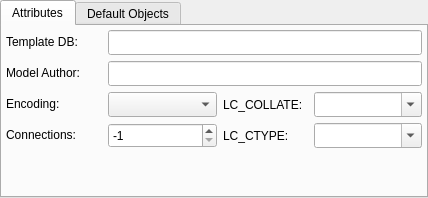
Qt form libpgmodeler_ui/ui/databasewidget.ui (pgmodeler/pgmodeler) before a commit.
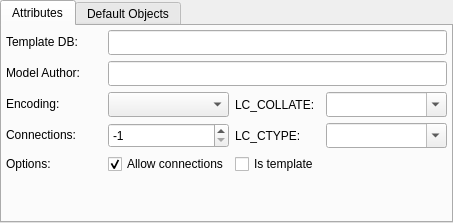
The same form after that commit.

Commit message:
Added support to IS_TEMPLATE and ALLOW_CONNECTIONS option in Database object.
Improved the reverse engineering and diff process to accept the new
attributes of database object

Patch:
```diff
--- a/libpgmodeler_ui/ui/databasewidget.ui
+++ b/libpgmodeler_ui/ui/databasewidget.ui
@@ -6,8 +6,8 @@
    <rect>
     <x>0</x>
     <y>0</y>
-    <width>428</width>
-    <height>198</height>
+    <width>453</width>
+    <height>223</height>
    </rect>
   </property>
   <property name="minimumSize">
@@ -261,7 +261,67 @@
          </property>
         </widget>
        </item>
-       <item row="4" column="1" colspan="2">
+       <item row="4" column="0">
+        <widget class="QLabel" name="options_lbl">
+         <property name="sizePolicy">
+          <sizepolicy hsizetype="Fixed" vsizetype="Fixed">
+           <horstretch>0</horstretch>
+           <verstretch>0</verstretch>
+          </sizepolicy>
+         </property>
+         <property name="minimumSize">
+          <size>
+           <width>96</width>
+           <height>0</height>
+          </size>
+         </property>
+         <property name="font">
+          <font>
+           <weight>50</weight>
+           <italic>false</italic>
+           <bold>false</bold>
+          </font>
+         </property>
+         <property name="text">
+          <string>Options:</string>
+         </property>
+        </widget>
+       </item>
+       <item row="4" column="1" colspan="3">
+        <layout class="QHBoxLayout" name="horizontalLayout">
+         <item>
+          <widget class="QCheckBox" name="allow_conn_chk">
+           <property name="text">
+            <string>Allow connections</string>
+           </property>
+           <property name="checked">
+            <bool>true</bool>
+           </property>
+          </widget>
+         </item>
+         <item>
+          <widget class="QCheckBox" name="is_template_chk">
+           <property name="text">
+            <string>Is template</string>
+           </property>
+          </widget>
+         </item>
+         <item>
+          <spacer name="horizontalSpacer">
+           <property name="orientation">
+            <enum>Qt::Horizontal</enum>
+           </property>
+           <property name="sizeHint" stdset="0">
+            <size>
+             <width>40</width>
+             <height>20</height>
+            </size>
+           </property>
+          </spacer>
+         </item>
+        </layout>
+       </item>
+       <item row="5" column="1" colspan="2">
         <spacer name="verticalSpacer">
          <property name="orientation">
           <enum>Qt::Vertical</enum>
```
Left out of the diff: 176 changed lines with no effect on the pictures. The commit also changes 12 other files.
